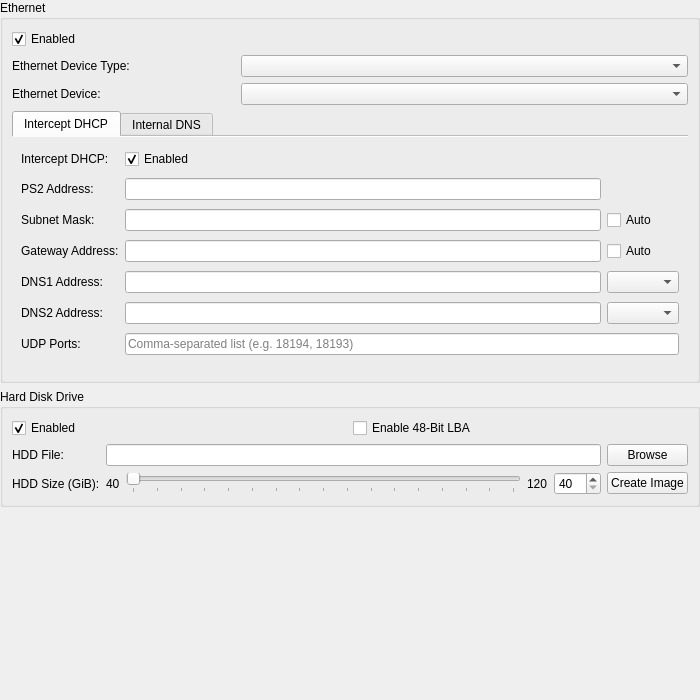
Before: the Qt Designer form pcsx2-qt/Settings/DEV9SettingsWidget.ui in fjtrujy/pcsx2, drawn with Qt 5.
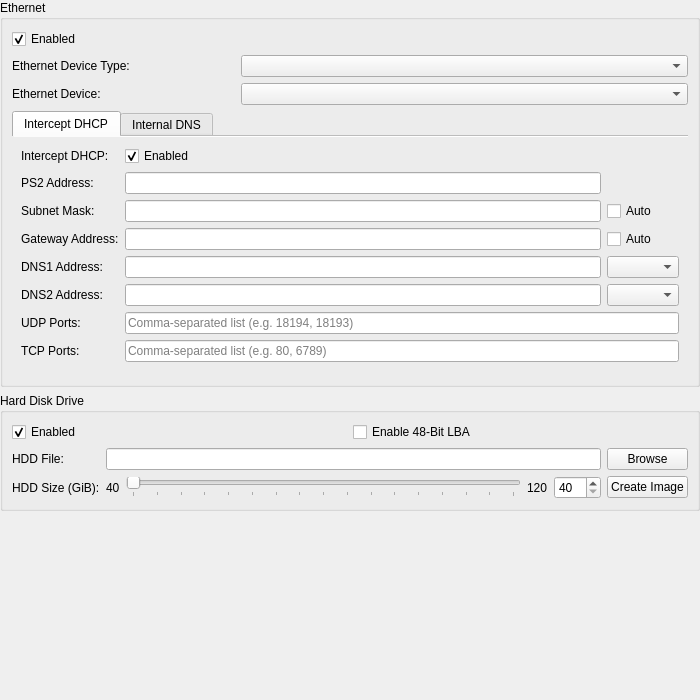
After: the same form once the commit is applied.

Commit message: DEV9: Add TCP Ports field to Network & HDD settings UI

```diff
--- a/pcsx2-qt/Settings/DEV9SettingsWidget.ui
+++ b/pcsx2-qt/Settings/DEV9SettingsWidget.ui
@@ -210,6 +210,26 @@
             </property>
            </widget>
           </item>
+          <item row="7" column="0">
+           <widget class="QLabel" name="ethTCPPortsLabel">
+            <property name="text">
+             <string>TCP Ports:</string>
+            </property>
+            <property name="buddy">
+             <cstring>ethTCPPorts</cstring>
+            </property>
+           </widget>
+          </item>
+          <item row="7" column="1" colspan="2">
+           <widget class="QLineEdit" name="ethTCPPorts">
+            <property name="placeholderText">
+             <string>Comma-separated list (e.g. 80, 6789)</string>
+            </property>
+            <property name="toolTip">
+             <string>Listen on these TCP ports on the host and forward inbound connections to the PS2. Required to drive a TCP server running on the PS2 from host tools in Sockets mode.</string>
+            </property>
+           </widget>
+          </item>
          </layout>
         </widget>
         <widget class="QWidget" name="tab_2">
```
The commit also changes 1 other file.
